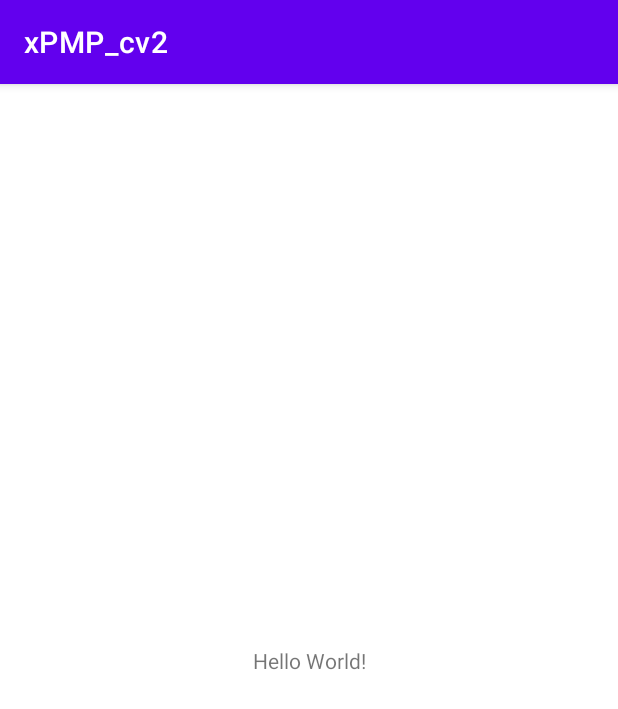
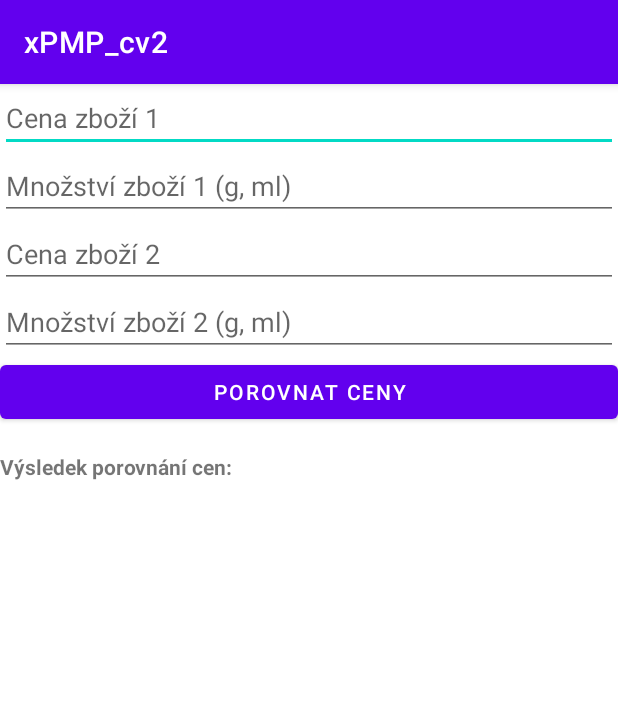
Before and after one commit to Lynder063/xPMP_cv2, an Android app: the screen it shows after launch (MainActivity), on a phone screen of 412 x 824 dp. Shown: the top 709 px of the screen. Run offline under Robolectric (Android 15) with nearby library versions, the phone set to English and light mode, and no system bars.

Commit message:
Code done, waiting for design reboot

```diff
--- a/app/src/main/java/com/example/xpmp_cv2/MainActivity.java
+++ b/app/src/main/java/com/example/xpmp_cv2/MainActivity.java
@@ -1,14 +1,89 @@
 package com.example.xpmp_cv2;
 
+import android.os.Bundle;
+import android.view.View;
+import android.widget.Button;
+import android.widget.EditText;
+import android.widget.TextView;
+import androidx.appcompat.app.AlertDialog;
 import androidx.appcompat.app.AppCompatActivity;
 
-import android.os.Bundle;
+public class MainActivity extends AppCompatActivity {
 
-public class MainActivity extends AppCompatActivity {
+    private EditText editTextProduct1Price;
+    private EditText editTextProduct1Quantity;
+    private EditText editTextProduct2Price;
+    private EditText editTextProduct2Quantity;
+    private Button buttonCompare;
+    private TextView textViewResult;
 
     @Override
     protected void onCreate(Bundle savedInstanceState) {
         super.onCreate(savedInstanceState);
         setContentView(R.layout.activity_main);
+
+        // Initialize views
+        editTextProduct1Price = findViewById(R.id.editTextProduct1Price);
+        editTextProduct1Quantity = findViewById(R.id.editTextProduct1Quantity);
+        editTextProduct2Price = findViewById(R.id.editTextProduct2Price);
+        editTextProduct2Quantity = findViewById(R.id.editTextProduct2Quantity);
+        buttonCompare = findViewById(R.id.buttonCompare);
+        textViewResult = findViewById(R.id.textViewResult);
+
+        // Set onClickListener for the compare button
+        buttonCompare.setOnClickListener(new View.OnClickListener() {
+            @Override
+            public void onClick(View v) {
+                comparePrices();
+            }
+        });
+    }
+
+    private void comparePrices() {
+        float price1 = Float.parseFloat(editTextProduct1Price.getText().toString());
+        float quantity1 = Float.parseFloat(editTextProduct1Quantity.getText().toString());
+        float price2 = Float.parseFloat(editTextProduct2Price.getText().toString());
+        float quantity2 = Float.parseFloat(editTextProduct2Quantity.getText().toString());
+
+        float totalPrice1 = price1 / quantity1;
+        float totalPrice2 = price2 / quantity2;
+
+        String cheaperProduct;
+        String message;
+
+        if (totalPrice1 < totalPrice2) {
+            cheaperProduct = "Zboží 1";
+            message = "Zboží 1 je levnější.";
+        } else if (totalPrice1 > totalPrice2) {
+            cheaperProduct = "Zboží 2";
+            message = "Zboží 2 je levnější.";
+        } else {
+            cheaperProduct = "";
+            message = "Obě zboží mají stejnou cenu za jednotku.";
+        }
+
+        // Display result in AlertDialog
+        AlertDialog.Builder alertDialogBuilder = new AlertDialog.Builder(this);
+        alertDialogBuilder.setTitle("Výsledek porovnání cen");
+        alertDialogBuilder.setMessage(message);
+        alertDialogBuilder.setPositiveButton("OK", null);
+        AlertDialog alertDialog = alertDialogBuilder.create();
+        alertDialog.show();
+
+        // Highlight cheaper product
+        switch (cheaperProduct) {
+            case "Zboží 1":
+                textViewResult.setText("Výsledek porovnání cen: Zboží 1 je levnější.");
+                textViewResult.setTextColor(getResources().getColor(android.R.color.holo_green_dark));
+                break;
+            case "Zboží 2":
+                textViewResult.setText("Výsledek porovnání cen: Zboží 2 je levnější.");
+                textViewResult.setTextColor(getResources().getColor(android.R.color.holo_green_dark));
+                break;
+            default:
+                textViewResult.setText("Obě zboží mají stejnou cenu za jednotku.");
+                textViewResult.setTextColor(getResources().getColor(android.R.color.black));
+                break;
+        }
     }
 }
--- a/app/src/main/res/layout/activity_main.xml
+++ b/app/src/main/res/layout/activity_main.xml
@@ -1,18 +1,45 @@
 <?xml version="1.0" encoding="utf-8"?>
-<androidx.constraintlayout.widget.ConstraintLayout xmlns:android="http://schemas.android.com/apk/res/android"
-    xmlns:app="http://schemas.android.com/apk/res-auto"
-    xmlns:tools="http://schemas.android.com/tools"
+<LinearLayout xmlns:android="http://schemas.android.com/apk/res/android"
     android:layout_width="match_parent"
     android:layout_height="match_parent"
-    tools:context=".MainActivity">
+    android:orientation="vertical">
+
+    <EditText
+        android:id="@+id/editTextProduct1Price"
+        android:layout_width="match_parent"
+        android:layout_height="wrap_content"
+        android:hint="Cena zboží 1" />
+
+    <EditText
+        android:id="@+id/editTextProduct1Quantity"
+        android:layout_width="match_parent"
+        android:layout_height="wrap_content"
+        android:hint="Množství zboží 1 (g, ml)" />
+
+    <EditText
+        android:id="@+id/editTextProduct2Price"
+        android:layout_width="match_parent"
+        android:layout_height="wrap_content"
+        android:hint="Cena zboží 2" />
+
+    <EditText
+        android:id="@+id/editTextProduct2Quantity"
+        android:layout_width="match_parent"
+        android:layout_height="wrap_content"
+        android:hint="Množství zboží 2 (g, ml)" />
+
+    <Button
+        android:id="@+id/buttonCompare"
+        android:layout_width="match_parent"
+        android:layout_height="wrap_content"
+        android:text="Porovnat ceny" />
 
     <TextView
-        android:layout_width="wrap_content"
+        android:id="@+id/textViewResult"
+        android:layout_width="match_parent"
         android:layout_height="wrap_content"
-        android:text="Hello World!"
-        app:layout_constraintBottom_toBottomOf="parent"
-        app:layout_constraintLeft_toLeftOf="parent"
-        app:layout_constraintRight_toRightOf="parent"
-        app:layout_constraintTop_toTopOf="parent" />
+        android:layout_marginTop="16dp"
+        android:text="Výsledek porovnání cen:"
+        android:textStyle="bold" />
 
-</androidx.constraintlayout.widget.ConstraintLayout>
+</LinearLayout>
```
